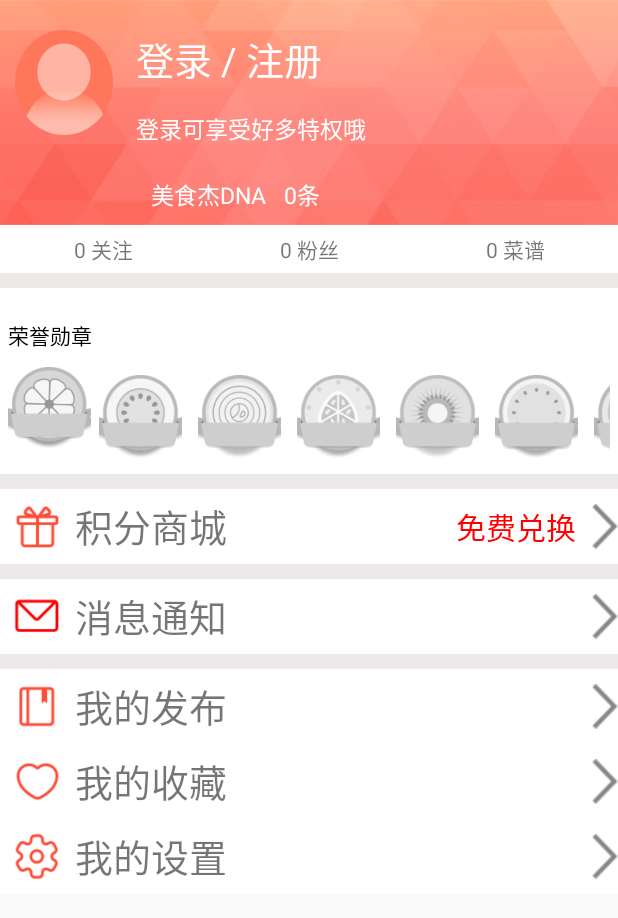
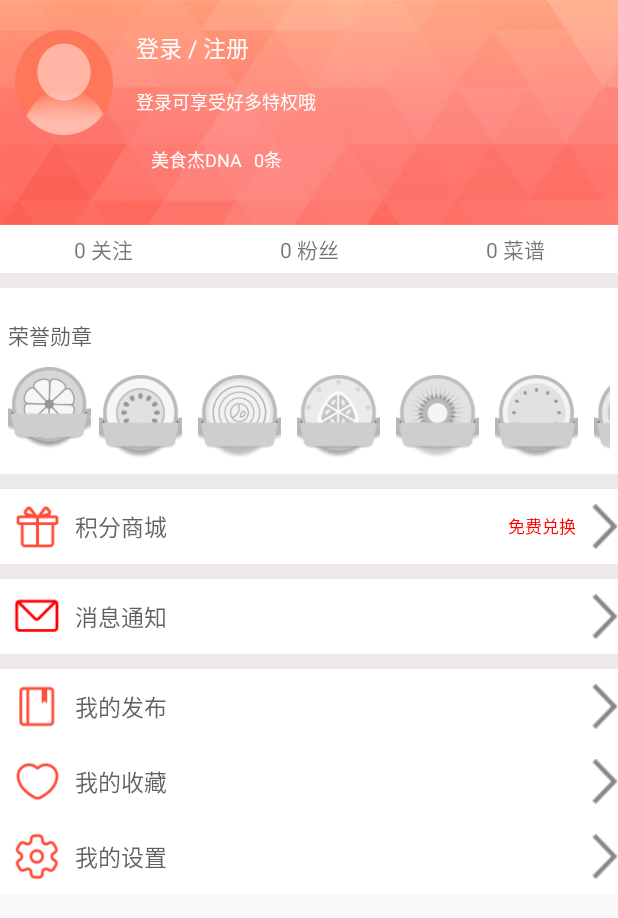
Before and after one commit to RSK16/MyCooking, an Android app: the layout mine_activity.xml on its own in the app's theme, with its tools: preview values and no code run, on a phone screen of 412 x 824 dp. Shown: the top 918 px of the screen. Run offline under Robolectric (Android 15) with nearby library versions, the phone set to English and light mode, and no system bars.

Commit message:
modify mine_activity textsize

```diff
--- a/app/src/main/res/layout/mine_activity.xml
+++ b/app/src/main/res/layout/mine_activity.xml
@@ -7,12 +7,10 @@
     <LinearLayout xmlns:android="http://schemas.android.com/apk/res/android"
 
 
-
-
         android:layout_width="match_parent"
         android:layout_height="match_parent"
-        android:orientation="vertical"
-        android:background="#fff">
+        android:background="#fff"
+        android:orientation="vertical">
 
 
         <LinearLayout
@@ -46,7 +44,7 @@
                         android:paddingLeft="15dp"
                         android:text="登录 / 注册"
                         android:textColor="#fff"
-                        android:textSize="25sp" />
+                        android:textSize="15dp" />
 
                     <TextView
                         android:layout_width="wrap_content"
@@ -54,7 +52,7 @@
                         android:padding="15dp"
                         android:text="登录可享受好多特权哦"
                         android:textColor="#fff"
-                        android:textSize="15sp" />
+                        android:textSize="12sp" />
 
                 </LinearLayout>
 
@@ -67,7 +65,7 @@
                 android:padding="5dp"
                 android:text="美食杰DNA   0条"
                 android:textColor="#fff"
-                android:textSize="15sp" />
+                android:textSize="12sp" />
 
         </LinearLayout>
 
@@ -130,7 +128,12 @@
                 android:layout_marginTop="15dp"
                 android:padding="5dp"
                 android:text="荣誉勋章"
-                android:textColor="#000" />
+                android:textColor="#b31c1c1c"/>
+
+            <ScrollView
+                android:layout_width="match_parent"
+                android:layout_height="wrap_content"
+                android:scrollbarAlwaysDrawVerticalTrack="false">
 
                 <LinearLayout
                     android:layout_width="match_parent"
@@ -204,6 +207,8 @@
 
 
                 </LinearLayout>
+            </ScrollView>
+
 
         </LinearLayout>
 
@@ -213,42 +218,44 @@
             android:background="#EEE9E9" />
 
         //积分商城
+
         <RelativeLayout
             android:layout_width="wrap_content"
-            android:layout_height="wrap_content">
+            android:layout_height="wrap_content"
+            >
+
             <ImageView
+                android:id="@+id/wd_jfmall"
                 android:layout_width="50dp"
                 android:layout_height="50dp"
-                android:background="@drawable/wd_jfmall"
-                android:id="@+id/wd_jfmall"/>
+                android:background="@drawable/wd_jfmall" />
 
             <TextView
                 android:layout_width="wrap_content"
                 android:layout_height="wrap_content"
+                android:layout_centerVertical="true"
+                android:layout_toRightOf="@id/wd_jfmall"
                 android:text="积分商城"
-                android:textSize="25dp"
-                android:layout_toRightOf="@id/wd_jfmall"
-                android:layout_centerVertical="true"/>
+                android:textSize="15dp"
+                android:textColor="#b31c1c1c"/>
 
             <ImageView
+                android:id="@+id/iv_mine_jfmall_arrow"
                 android:layout_width="wrap_content"
                 android:layout_height="wrap_content"
-                android:src="@drawable/cook_share_dialog_arr"
                 android:layout_alignParentRight="true"
                 android:layout_centerVertical="true"
-                android:id="@+id/iv_mine_jfmall_arrow"
-                />
+                android:src="@drawable/cook_share_dialog_arr" />
 
             <TextView
                 android:layout_width="wrap_content"
                 android:layout_height="wrap_content"
+                android:layout_centerVertical="true"
+                android:layout_toLeftOf="@+id/iv_mine_jfmall_arrow"
+                android:paddingRight="10dp"
                 android:text="免费兑换"
                 android:textColor="#f00"
-                android:textSize="20dp"
-                android:layout_toLeftOf="@+id/iv_mine_jfmall_arrow"
-                android:layout_centerVertical="true"
-                android:paddingRight="10dp"
-                />
+                android:textSize="11dp" />
         </RelativeLayout>
 
         <TextView
@@ -261,27 +268,28 @@
         <RelativeLayout
             android:layout_width="wrap_content"
             android:layout_height="wrap_content">
+
             <ImageView
+                android:id="@+id/iv_mine_wd_msg"
                 android:layout_width="50dp"
                 android:layout_height="50dp"
-                android:background="@drawable/wd_msg"
-                android:id="@+id/iv_mine_wd_msg"/>
+                android:background="@drawable/wd_msg" />
 
             <TextView
                 android:layout_width="wrap_content"
                 android:layout_height="wrap_content"
+                android:layout_centerVertical="true"
+                android:layout_toRightOf="@id/iv_mine_wd_msg"
                 android:text="消息通知"
-                android:textSize="25dp"
-                android:layout_toRightOf="@id/iv_mine_wd_msg"
-                android:layout_centerVertical="true"/>
+                android:textSize="15dp"
+                android:textColor="#b31c1c1c"/>
 
             <ImageView
                 android:layout_width="wrap_content"
                 android:layout_height="wrap_content"
-                android:src="@drawable/cook_share_dialog_arr"
                 android:layout_alignParentRight="true"
                 android:layout_centerVertical="true"
-                />
+                android:src="@drawable/cook_share_dialog_arr" />
 
         </RelativeLayout>
 
@@ -291,86 +299,92 @@
             android:background="#EEE9E9" />
 
         /我的发布
+
         <RelativeLayout
             android:layout_width="wrap_content"
             android:layout_height="wrap_content">
+
             <ImageView
+                android:id="@+id/iv_mine_wd_publish"
                 android:layout_width="50dp"
                 android:layout_height="50dp"
-                android:background="@drawable/wd_publish"
-                android:id="@+id/iv_mine_wd_publish"/>
+                android:background="@drawable/wd_publish" />
 
             <TextView
                 android:layout_width="wrap_content"
                 android:layout_height="wrap_content"
+                android:layout_centerVertical="true"
+                android:layout_toRightOf="@id/iv_mine_wd_publish"
                 android:text="我的发布"
-                android:textSize="25dp"
-                android:layout_toRightOf="@id/iv_mine_wd_publish"
-                android:layout_centerVertical="true"/>
+                android:textSize="15dp"
+                android:textColor="#b31c1c1c"/>
 
             <ImageView
                 android:layout_width="wrap_content"
                 android:layout_height="wrap_content"
-                android:src="@drawable/cook_share_dialog_arr"
                 android:layout_alignParentRight="true"
                 android:layout_centerVertical="true"
-                />
+                android:src="@drawable/cook_share_dialog_arr" />
 
         </RelativeLayout>
 
         //我的收藏
+
         <RelativeLayout
             android:layout_width="wrap_content"
             android:layout_height="wrap_content">
+
             <ImageView
+                android:id="@+id/iv_mine_wd_mycollect"
                 android:layout_width="50dp"
                 android:layout_height="50dp"
-                android:background="@drawable/wd_mycollect"
-                android:id="@+id/iv_mine_wd_mycollect"/>
+                android:background="@drawable/wd_mycollect" />
 
             <TextView
                 android:layout_width="wrap_content"
                 android:layout_height="wrap_content"
+                android:layout_centerVertical="true"
+                android:layout_toRightOf="@id/iv_mine_wd_mycollect"
                 android:text="我的收藏"
-                android:textSize="25dp"
-                android:layout_toRightOf="@id/iv_mine_wd_mycollect"
-                android:layout_centerVertical="true"/>
+                android:textSize="15dp"
+                android:textColor="#b31c1c1c"/>
 
             <ImageView
                 android:layout_width="wrap_content"
                 android:layout_height="wrap_content"
-                android:src="@drawable/cook_share_dialog_arr"
                 android:layout_alignParentRight="true"
                 android:layout_centerVertical="true"
-                />
+                android:src="@drawable/cook_share_dialog_arr" />
 
         </RelativeLayout>
 
         //设置
+
         <RelativeLayout
             android:layout_width="wrap_content"
             android:layout_height="wrap_content">
+
             <ImageView
+                android:id="@+id/iv_mine_wd_settings"
                 android:layout_width="50dp"
                 android:layout_height="50dp"
-                android:background="@drawable/wd_settings"
-                android:id="@+id/iv_mine_wd_settings"/>
+                android:background="@drawable/wd_settings" />
 
             <TextView
                 android:layout_width="wrap_content"
                 android:layout_height="wrap_content"
+                android:layout_centerVertical="true"
+                android:layout_toRightOf="@id/iv_mine_wd_settings"
                 android:text="我的设置"
-                android:textSize="25dp"
-                android:layout_toRightOf="@id/iv_mine_wd_settings"
-                android:layout_centerVertical="true"/>
+                android:textSize="15dp"
+                android:textColor="#b31c1c1c"/>
 
             <ImageView
                 android:layout_width="wrap_content"
                 android:layout_height="wrap_content"
-                android:src="@drawable/cook_share_dialog_arr"
                 android:layout_alignParentRight="true"
                 android:layout_centerVertical="true"
-                />
+                android:src="@drawable/cook_share_dialog_arr" />
 
         </RelativeLayout>
     </LinearLayout>
```
Lines whose indentation alone changed are shown as unchanged.
